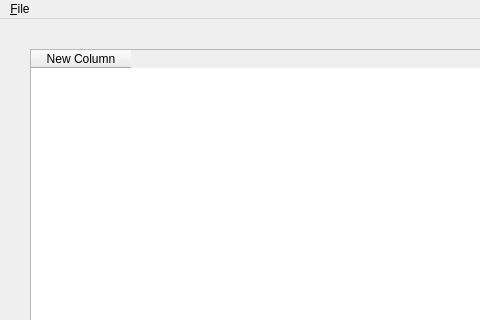
bjk116/PyBiz, file views/main_window/main_window.ui: the form before one commit; both pictures show x 0 to 480 and y 0 to 320 of the 811 by 553 pixel window.
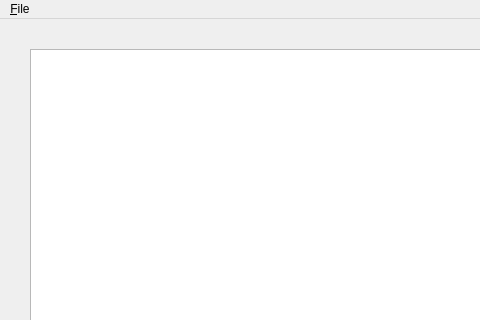
The form after the commit.

Diff of the .ui file:
```diff
--- a/views/main_window/main_window.ui
+++ b/views/main_window/main_window.ui
@@ -23,11 +23,6 @@
       <height>471</height>
      </rect>
     </property>
-    <column>
-     <property name="text">
-      <string>New Column</string>
-     </property>
-    </column>
    </widget>
   </widget>
   <widget class="QMenuBar" name="menubar">
```
